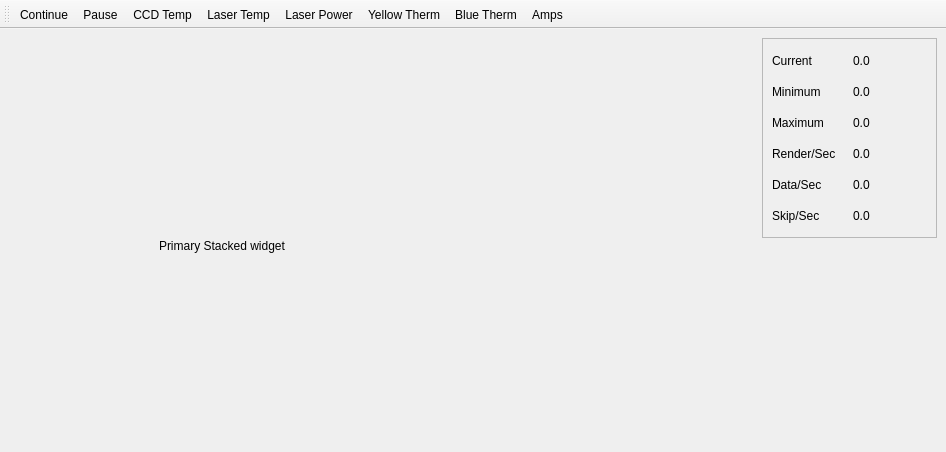
Before: the Qt Designer form fastpm100/assets/component_toggle_strip_layout.ui in WasatchPhotonics/FastPM100, drawn with Qt 5.
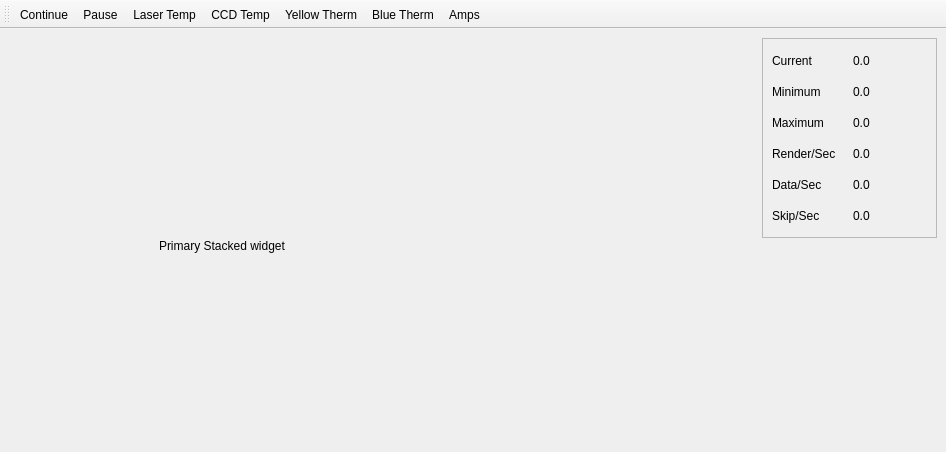
After: the same form once the commit is applied. Icons and pictures are not drawn.

Commit message: laser power moved to primary axis, uncheckable

What changed in the file:
```diff
--- a/fastpm100/assets/component_toggle_strip_layout.ui
+++ b/fastpm100/assets/component_toggle_strip_layout.ui
@@ -230,9 +230,8 @@
    </attribute>
    <addaction name="actionContinue"/>
    <addaction name="actionPause"/>
-   <addaction name="actionCCD_Temp"/>
    <addaction name="actionLaser_Temp"/>
-   <addaction name="actionLaser_Power"/>
+   <addaction name="actionCCD_Temp"/>
    <addaction name="actionYellow_Therm"/>
    <addaction name="actionBlue_Therm"/>
    <addaction name="actionAmps"/>
```
The commit also changes 4 other files.
